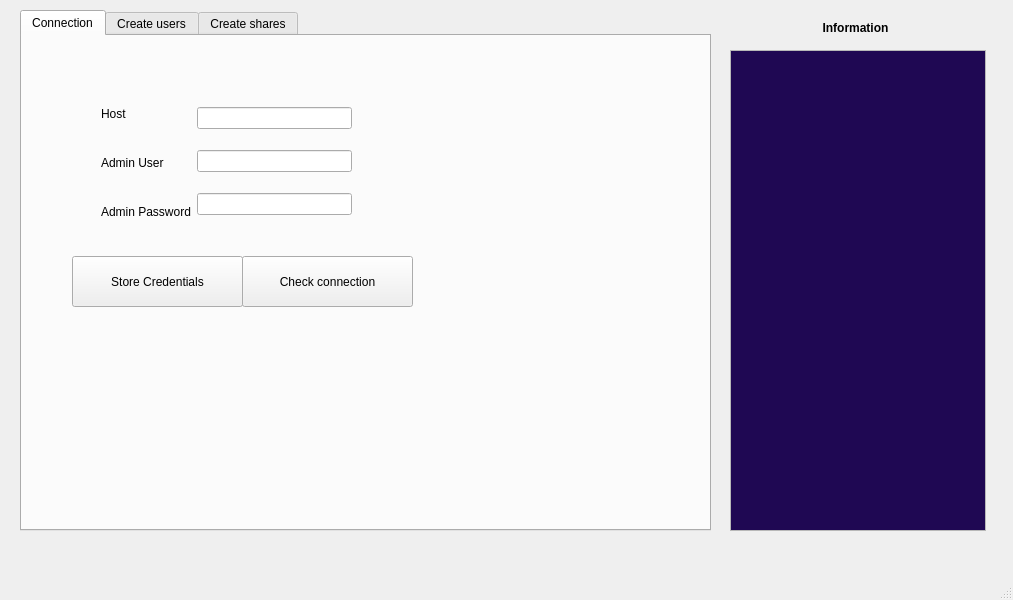
This is populate_oc/GUI/oc_populator.ui in SergioBertolinSG/scripts as Qt 5 draws it before an edit. The edited form follows.
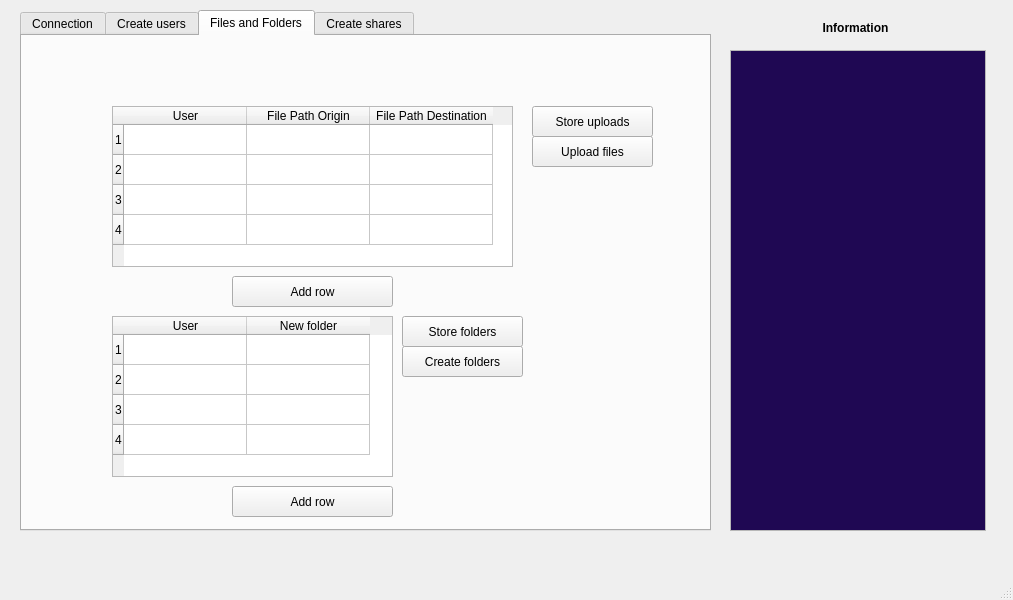
This is the edited form. The open tabs and pages were chosen to show the change.

Commit message: Improved creation of users, it is showing failing lies

Diff of the .ui file:
```diff
--- a/populate_oc/GUI/oc_populator.ui
+++ b/populate_oc/GUI/oc_populator.ui
@@ -23,6 +23,12 @@
       <height>521</height>
      </rect>
     </property>
+    <property name="tabPosition">
+     <enum>QTabWidget::North</enum>
+    </property>
+    <property name="tabShape">
+     <enum>QTabWidget::Rounded</enum>
+    </property>
     <property name="currentIndex">
      <number>2</number>
     </property>
@@ -180,6 +186,180 @@
       </property>
       <property name="text">
        <string>Create users</string>
+      </property>
+     </widget>
+     <widget class="QPushButton" name="pushButton_store_users">
+      <property name="geometry">
+       <rect>
+        <x>280</x>
+        <y>20</y>
+        <width>171</width>
+        <height>31</height>
+       </rect>
+      </property>
+      <property name="text">
+       <string>Store users</string>
+      </property>
+     </widget>
+     <widget class="QPushButton" name="pushButton_delete_users">
+      <property name="geometry">
+       <rect>
+        <x>280</x>
+        <y>100</y>
+        <width>171</width>
+        <height>31</height>
+       </rect>
+      </property>
+      <property name="text">
+       <string>Delete users</string>
+      </property>
+     </widget>
+    </widget>
+    <widget class="QWidget" name="tab_4">
+     <attribute name="title">
+      <string>Files and Folders</string>
+     </attribute>
+     <widget class="QTableWidget" name="tableWidget_files">
+      <property name="geometry">
+       <rect>
+        <x>90</x>
+        <y>70</y>
+        <width>401</width>
+        <height>161</height>
+       </rect>
+      </property>
+      <property name="rowCount">
+       <number>4</number>
+      </property>
+      <attribute name="horizontalHeaderDefaultSectionSize">
+       <number>123</number>
+      </attribute>
+      <row/>
+      <row/>
+      <row/>
+      <row/>
+      <column>
+       <property name="text">
+        <string>User</string>
+       </property>
+      </column>
+      <column>
+       <property name="text">
+        <string>File Path Origin</string>
+       </property>
+      </column>
+      <column>
+       <property name="text">
+        <string>File Path Destination</string>
+       </property>
+      </column>
+     </widget>
+     <widget class="QPushButton" name="pushButton_upload_files">
+      <property name="geometry">
+       <rect>
+        <x>510</x>
+        <y>100</y>
+        <width>121</width>
+        <height>31</height>
+       </rect>
+      </property>
+      <property name="text">
+       <string>Upload files</string>
+      </property>
+     </widget>
+     <widget class="QPushButton" name="pushButton_store_files">
+      <property name="geometry">
+       <rect>
+        <x>510</x>
+        <y>70</y>
+        <width>121</width>
+        <height>31</height>
+       </rect>
+      </property>
+      <property name="text">
+       <string>Store uploads</string>
+      </property>
+     </widget>
+     <widget class="QPushButton" name="pushButton_add_row_files">
+      <property name="geometry">
+       <rect>
+        <x>210</x>
+        <y>240</y>
+        <width>161</width>
+        <height>31</height>
+       </rect>
+      </property>
+      <property name="text">
+       <string>Add row</string>
+      </property>
+     </widget>
+     <widget class="QTableWidget" name="tableWidget_folders">
+      <property name="geometry">
+       <rect>
+        <x>90</x>
+        <y>280</y>
+        <width>281</width>
+        <height>161</height>
+       </rect>
+      </property>
+      <property name="rowCount">
+       <number>4</number>
+      </property>
+      <attribute name="horizontalHeaderDefaultSectionSize">
+       <number>123</number>
+      </attribute>
+      <row/>
+      <row/>
+      <row/>
+      <row/>
+      <column>
+       <property name="text">
+        <string>User</string>
+       </property>
+      </column>
+      <column>
+       <property name="text">
+        <string>New folder</string>
+       </property>
+      </column>
+     </widget>
+     <widget class="QPushButton" name="pushButton_add_row_folders">
+      <property name="geometry">
+       <rect>
+        <x>210</x>
+        <y>450</y>
+        <width>161</width>
+        <height>31</height>
+       </rect>
+      </property>
+      <property name="text">
+       <string>Add row</string>
+      </property>
+     </widget>
+     <widget class="QPushButton" name="pushButton_store_folders">
+      <property name="geometry">
+       <rect>
+        <x>380</x>
+        <y>280</y>
+        <width>121</width>
+        <height>31</height>
+       </rect>
+      </property>
+      <property name="text">
+       <string>Store folders</string>
+      </property>
+     </widget>
+     <widget class="QPushButton" name="pushButton_create_folders">
+      <property name="geometry">
+       <rect>
+        <x>380</x>
+        <y>310</y>
+        <width>121</width>
+        <height>31</height>
+       </rect>
+      </property>
+      <property name="text">
+       <string>Create folders</string>
       </property>
      </widget>
     </widget>
```
Left out of the diff: 10 changed lines with no effect on the pictures. The commit also changes 3 other files.
